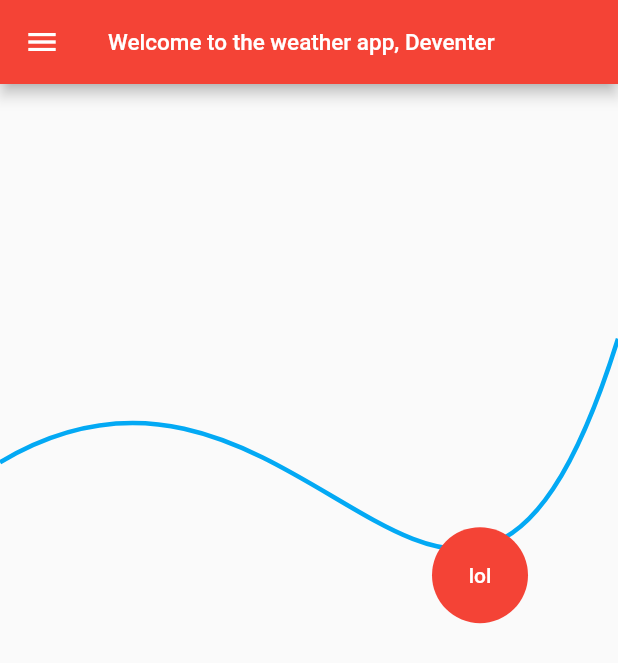
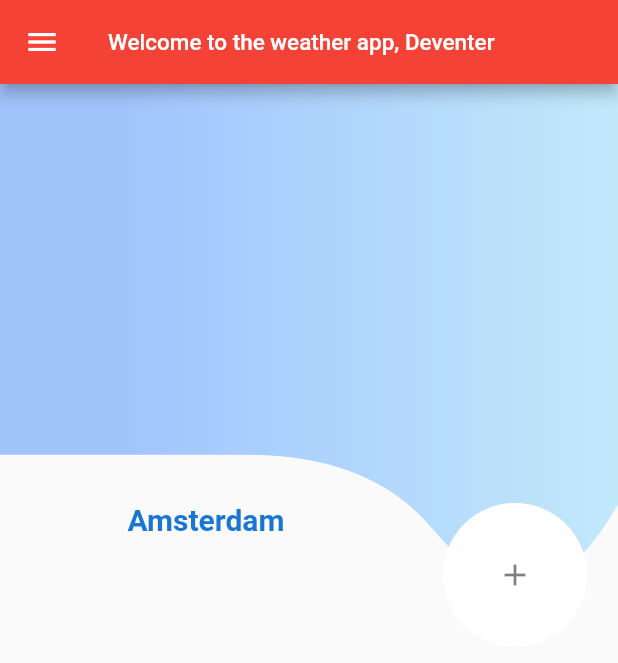
Before and after one commit to neondyis/local_weather, a Flutter app: the screen it shows after launch, on a phone screen of 412 x 824 dp. Shown: the top 663 px of the screen. Run offline on Flutter 3.47's test engine with Material 2 defaults, Android fonts, the phone set to English and light mode, and no system bars; our stand-ins replace weather.

Commit message:
fixed the row margin and text to button

```diff
--- a/lib/home/curve_sectioner.dart
+++ b/lib/home/curve_sectioner.dart
@@ -1,14 +1,25 @@
+import 'dart:ui';
+
 import 'package:flutter/cupertino.dart';
 import 'package:flutter/material.dart';
+import 'dart:ui' as ui;
 
 class CurvePainter extends CustomPainter {
   @override
   void paint(Canvas canvas, Size size) {
     var paint = Paint();
 
-    paint.color = Colors.lightBlue;
-    paint.style = PaintingStyle.stroke;
     paint.strokeWidth = 3;
+    paint
+      ..shader = ui.Gradient.linear(
+        Offset(size.width * 0.2, size.height),
+        Offset(size.width, size.height),
+        [
+          Color(0xFFa1c4fd),
+          Color(0xFFc2e9fb),
+        ],
+      );
+    paint..isAntiAlias = true;
 
     var startPoint = Offset(0, size.height);
     var controlPoint1 = Offset(size.width / 2, size.height / 2);
@@ -17,10 +28,21 @@ class CurvePainter extends CustomPainter {
 
     var path = Path();
 
-    path.moveTo(startPoint.dx, startPoint.dy);
-    path.cubicTo(controlPoint1.dx, controlPoint1.dy, controlPoint2.dx,
-        controlPoint2.dy, endPoint.dx, endPoint.dy);
+    path.lineTo(0, size.height);
+    // path.moveTo(startPoint.dx, startPoint.dy);
+    // path.cubicTo(controlPoint1.dx, controlPoint1.dy, controlPoint2.dx,
+    //     controlPoint2.dy, endPoint.dx, endPoint.dy);
 
+    path.quadraticBezierTo(
+        size.width * 0.30, size.height * 1, size.width * 0.40, size.height * 1);
+
+    path.quadraticBezierTo(size.width * 0.6, size.height * 1, size.width * 0.70,
+        size.height * 1.20);
+
+    path.quadraticBezierTo(
+        size.width * 1, size.height * 1.8, size.width * 1.2, 0);
+
+    path.close();
     canvas.drawPath(path, paint);
   }
 
--- a/lib/home/home_page.dart
+++ b/lib/home/home_page.dart
@@ -16,29 +16,7 @@ class _WeatherHomePageState extends State<WeatherHomePage> {
   int _selectedIndex = 0;
   WeatherFactory wf = new WeatherFactory('3bcedd8fd983c097abd4899a78961b7f',
       language: Language.ENGLISH);
-  static const TextStyle optionStyle =
-      TextStyle(fontSize: 30, fontWeight: FontWeight.bold);
   static const List<String> _cityNames = ['Deventer', 'Apeldoorn', 'Enschede'];
-  static const List<Widget> _widgetOptions = <Widget>[
-    Text(
-      'Index 0: Home',
-      style: optionStyle,
-    ),
-    Text(
-      'Index 1: Business',
-      style: optionStyle,
-    ),
-    Text(
-      'Index 2: School',
-      style: optionStyle,
-    ),
-  ];
-
-  void _onItemTapped(int index) {
-    setState(() {
-      _selectedIndex = index;
-    });
-  }
 
   @override
   Widget build(BuildContext context) {
@@ -70,7 +48,7 @@ class _WeatherHomePageState extends State<WeatherHomePage> {
           ),
         ),
         body: Padding(
-            padding: const EdgeInsets.only(top: 5.0),
+            padding: const EdgeInsets.only(top: 0.0),
             child: Row(
               crossAxisAlignment: CrossAxisAlignment.stretch,
               children: [
@@ -81,8 +59,6 @@ class _WeatherHomePageState extends State<WeatherHomePage> {
                       Expanded(
                         flex: 4,
                         child: Container(
-                          width: MediaQuery.of(context).size.width,
-                          height: MediaQuery.of(context).size.width * 0.5,
                           child: Row(
                             children: <Widget>[CurvedWidget()],
                           ),
@@ -95,21 +71,24 @@ class _WeatherHomePageState extends State<WeatherHomePage> {
                             child: Column(
                               children: [
                                 Row(
-                                  crossAxisAlignment: CrossAxisAlignment.end,
-                                  mainAxisAlignment: MainAxisAlignment.end,
+                                  crossAxisAlignment: CrossAxisAlignment.start,
+                                  mainAxisAlignment:
+                                      MainAxisAlignment.spaceBetween,
                                   children: [
-                                    Container(
-                                      margin: new EdgeInsets.symmetric(
-                                          horizontal: 60.0, vertical: 13.0),
-                                      child: TextButton(
-                                          onPressed: () => {},
-                                          style: ElevatedButton.styleFrom(
-                                              primary: Colors.red,
-                                              onPrimary: Colors.white,
-                                              shape: CircleBorder(),
-                                              padding: EdgeInsets.all(24)),
-                                          child: Text('lol')),
+                                    Expanded(
+                                      flex: 4,
+                                      child: Text(
+                                        "Amsterdam",
+                                        textAlign: TextAlign.center,
+                                        overflow: TextOverflow.ellipsis,
+                                        style: TextStyle(
+                                          fontWeight: FontWeight.bold,
+                                          fontSize: 20.0,
+                                          color: Colors.blue[700],
+                                        ),
+                                      ),
                                     ),
+                                    Expanded(flex: 2, child: HomeBottom()),
                                   ],
                                 ),
                               ],
@@ -122,6 +101,43 @@ class _WeatherHomePageState extends State<WeatherHomePage> {
             )),
       ),
     );
+  }
+}
+
+class HomeBottom extends StatelessWidget {
+  const HomeBottom({
+    Key? key,
+  }) : super(key: key);
+
+  @override
+  Widget build(BuildContext context) {
+    return Container(
+      child: Container(
+          // margin: new EdgeInsets.symmetric(horizontal: 20.0, vertical: 0.0),
+          child: CurveButton()),
+    );
+  }
+}
+
+class CurveButton extends StatelessWidget {
+  const CurveButton({
+    Key? key,
+  }) : super(key: key);
+
+  @override
+  Widget build(BuildContext context) {
+    return TextButton(
+        onPressed: () => {},
+        style: ElevatedButton.styleFrom(
+            elevation: 0,
+            primary: Colors.white,
+            shape: CircleBorder(),
+            padding: EdgeInsets.all(24)),
+        child: IconButton(
+          icon: const Icon(Icons.add),
+          color: Colors.black.withOpacity(0.5),
+          onPressed: () {},
+        ));
   }
 }
 
```
